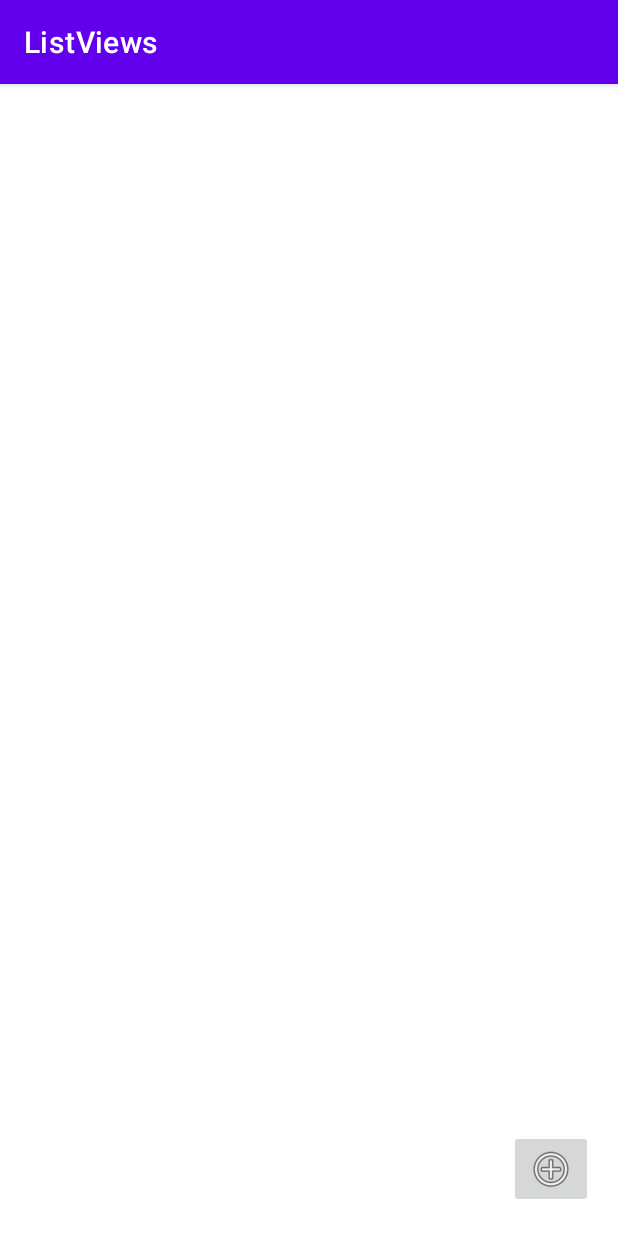
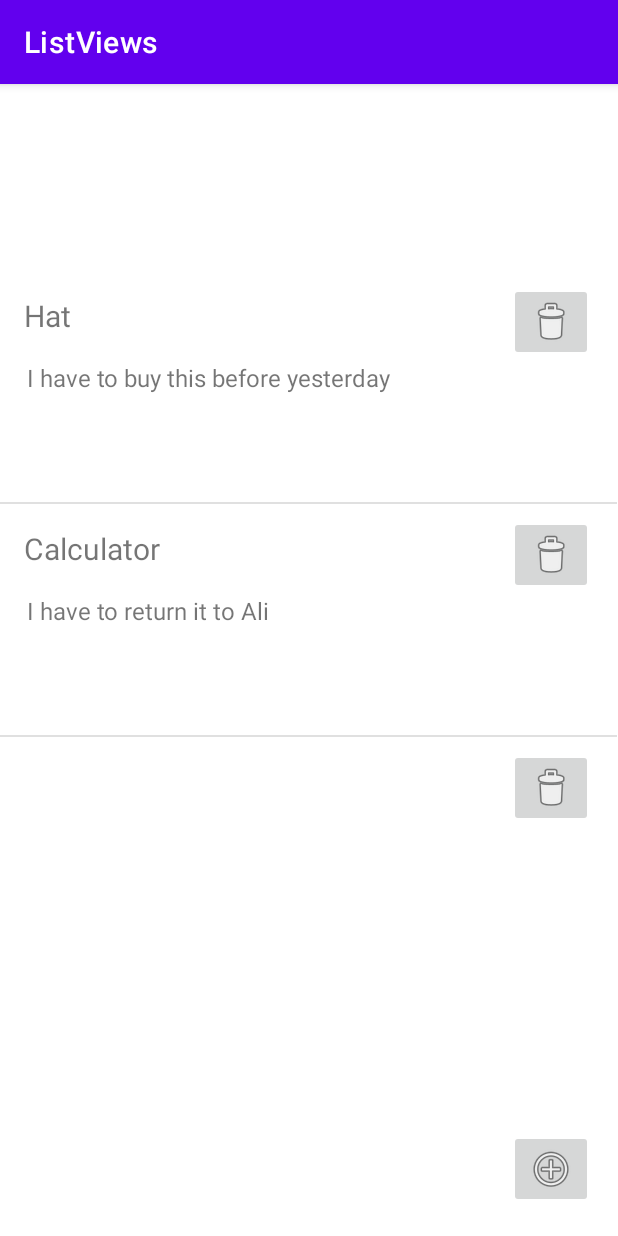
Before and after one commit to MuhammadSaad000/MC-Final, an Android app: the screen it shows after launch (MainActivity), on a phone screen of 412 x 824 dp. Run offline under Robolectric (Android 15) with nearby library versions, the phone set to English and light mode, and no system bars.

Commit message:
Add task completed

```diff
--- a/ListViews/app/src/main/AndroidManifest.xml
+++ b/ListViews/app/src/main/AndroidManifest.xml
@@ -10,6 +10,9 @@
         android:supportsRtl="true"
         android:theme="@style/Theme.ListViews">
         <activity
+            android:name=".addTask"
+            android:exported="false" />
+        <activity
             android:name=".MainActivity"
             android:exported="true">
             <intent-filter>
--- a/ListViews/app/src/main/java/com/example/listviews/MainActivity.java
+++ b/ListViews/app/src/main/java/com/example/listviews/MainActivity.java
@@ -2,13 +2,52 @@ package com.example.listviews;
 
 import androidx.appcompat.app.AppCompatActivity;
 
+import android.content.Intent;
 import android.os.Bundle;
+import android.view.View;
+import android.widget.ImageButton;
+import android.widget.ListView;
+
+import java.util.ArrayList;
 
 public class MainActivity extends AppCompatActivity {
+
+    ListView listView;
+    ImageButton addTaskBtn;
 
     @Override
     protected void onCreate(Bundle savedInstanceState) {
         super.onCreate(savedInstanceState);
         setContentView(R.layout.activity_main);
+
+        ArrayList<Task> tasks =  new ArrayList<Task>();
+
+        // Creating a data source
+        tasks.add(new Task("Hat" , "I have to buy this before yesterday"));
+        tasks.add(new Task("Calculator" , "I have to return it to Ali"));
+
+
+        TaskAdapter adapter = new TaskAdapter(this,R.layout.listrow,tasks);
+
+        listView = (ListView) findViewById(R.id.tasks);
+        addTaskBtn = (ImageButton) findViewById(R.id.addTask);
+
+        addTaskBtn.setOnClickListener(new View.OnClickListener() {
+            @Override
+            public void onClick(View v) {
+                Intent intent = new Intent(MainActivity.this,addTask.class);
+                startActivity(intent);
+            }
+        });
+        Intent intent = getIntent();
+        String taskHeading = intent.getStringExtra(Intent.EXTRA_TEXT);
+        String taskDetail = intent.getStringExtra(Intent.EXTRA_TEXT);
+        tasks.add(new Task(taskHeading,taskDetail));
+
+        adapter.notifyDataSetChanged();
+        listView.setAdapter(adapter);
+
     }
+
+
 }
```
Also changed, not shown: ListViews/app/src/main/java/com/example/listviews/addTask.java (added, +41 -0 lines), ListViews/app/src/main/res/layout/activity_add_task.xml (added, +35 -0 lines).
